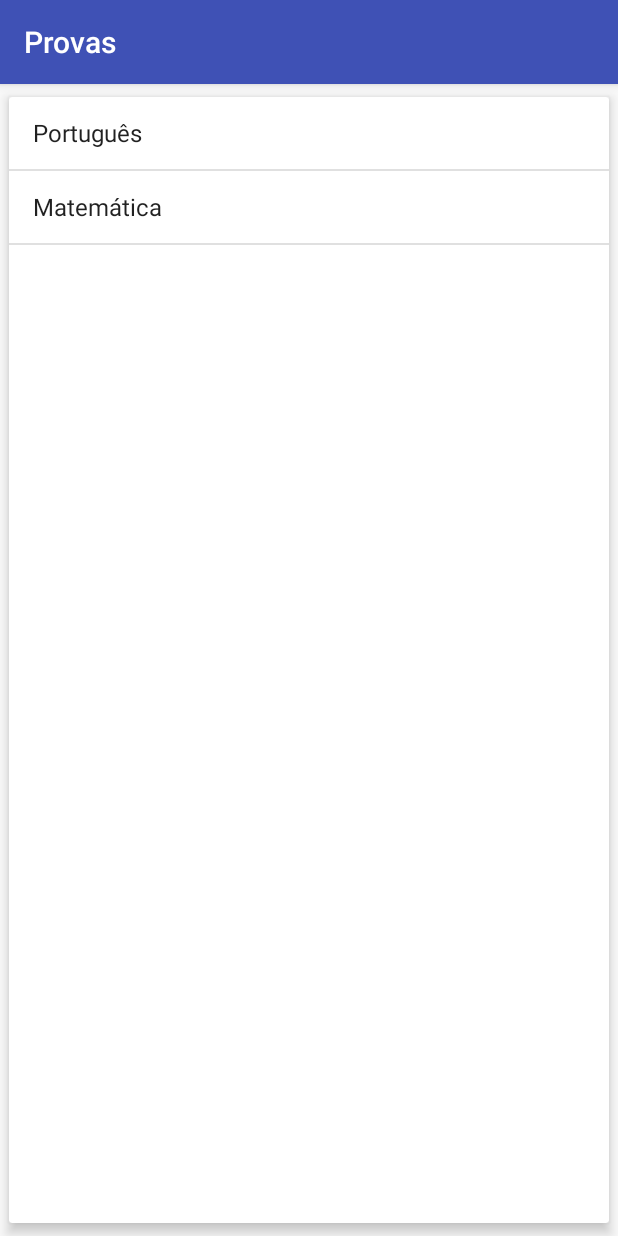
After one commit to DaanMoura/project-agenda, an Android app: the ListaProvasFragment screen opened directly, with no data from a screen before it, on a phone screen of 412 x 824 dp. The commit adds this screen. Run offline under Robolectric (Android 15) with nearby library versions, the phone set to English and light mode, and no system bars.

Commit message:
+ fragments

```diff
--- a/app/build.gradle
+++ b/app/build.gradle
@@ -28,5 +28,6 @@ dependencies {
     compile 'com.android.support.constraint:constraint-layout:1.0.2'
     compile 'com.android.support:design:25.3.1'
     compile 'com.android.support:cardview-v7:25.3.1'
+    compile 'com.android.support:support-v4:25.3.1'
     testCompile 'junit:junit:4.12'
 }
--- /dev/null
+++ b/app/src/main/java/com/alura/daniel/agenda/ListaProvasFragment.java
@@ -0,0 +1,57 @@
+package com.alura.daniel.agenda;
+
+import android.content.Intent;
+import android.os.Bundle;
+import android.support.annotation.Nullable;
+import android.support.v4.app.Fragment;
+import android.support.v4.app.FragmentManager;
+import android.support.v4.app.FragmentTransaction;
+import android.view.LayoutInflater;
+import android.view.View;
+import android.view.ViewGroup;
+import android.widget.AdapterView;
+import android.widget.ArrayAdapter;
+import android.widget.ListView;
+import android.widget.Toast;
+
+import com.alura.daniel.agenda.modelo.Prova;
+
+import java.util.Arrays;
+import java.util.List;
+
+/**
+ * Created by daniel on 02/09/17.
+ */
+
+public class ListaProvasFragment extends Fragment {
+    @Nullable
+    @Override
+    public View onCreateView(LayoutInflater inflater, @Nullable ViewGroup container, @Nullable Bundle savedInstanceState) {
+        View view = inflater.inflate(R.layout.fragment_lista_provas, container, false);
+
+        List<String> topicosPort = Arrays.asList("Sujeito", "Objeto direto", "Objeto indireto");
+        Prova provaPortugues = new Prova("Português", "28/08/2017", topicosPort);
+
+        List<String> topicosMat = Arrays.asList("Equações de segundo grau", "Trignometria");
+        Prova provaMatematica = new Prova("Matemática", "30/08/2017", topicosMat);
+
+        List<Prova> provas = Arrays.asList(provaPortugues, provaMatematica);
+
+        ArrayAdapter<Prova> adapter = new ArrayAdapter<Prova>(getContext(), android.R.layout.simple_list_item_1, provas);
+
+        ListView lista = (ListView) view.findViewById(R.id.provas_lista);
+        lista.setAdapter(adapter);
+
+        lista.setOnItemClickListener(new AdapterView.OnItemClickListener() {
+            @Override
+            public void onItemClick(AdapterView<?> parent, View view, int position, long id) {
+                Prova prova = (Prova) parent.getItemAtPosition(position);
+                Toast.makeText(getContext(), "Clicou na prova de " + prova, Toast.LENGTH_SHORT).show();
+                ProvasActivity provasActivity = (ProvasActivity) getActivity();
+                provasActivity.selecionaProva(prova);
+            }
+        });
+
+        return view;
+    }
+}
--- /dev/null
+++ b/app/src/main/res/layout-land/activity_provas.xml
@@ -0,0 +1,23 @@
+<?xml version="1.0" encoding="utf-8"?>
+<LinearLayout xmlns:android="http://schemas.android.com/apk/res/android"
+    android:layout_width="match_parent"
+    android:layout_height="match_parent"
+    android:orientation="horizontal"
+    android:baselineAligned="false">
+
+    <FrameLayout
+        android:id="@+id/frame_principal"
+        android:layout_width="0dp"
+        android:layout_height="match_parent"
+        android:layout_weight="1">
+    </FrameLayout>
+
+    <FrameLayout
+        android:id="@+id/frame_secundario"
+        android:layout_width="0dp"
+        android:layout_height="match_parent"
+        android:layout_weight="2">
+
+    </FrameLayout>
+
+</LinearLayout>
--- a/app/src/main/res/layout/activity_provas.xml
+++ b/app/src/main/res/layout/activity_provas.xml
@@ -1,16 +1,7 @@
 <?xml version="1.0" encoding="utf-8"?>
-<android.support.v7.widget.CardView xmlns:android="http://schemas.android.com/apk/res/android"
-    android:layout_width="match_parent"
-    android:layout_height="match_parent"
-    xmlns:app="http://schemas.android.com/apk/res-auto"
-    app:cardElevation="5dp"
-    app:cardUseCompatPadding="true">
+<FrameLayout xmlns:android="http://schemas.android.com/apk/res/android"
+    android:id="@+id/frame_principal"
+    android:orientation="vertical" android:layout_width="match_parent"
+    android:layout_height="match_parent">
 
-    <ListView
-        android:id="@+id/provas_lista"
-        android:layout_width="match_parent"
-        android:layout_height="match_parent">
-
-    </ListView>
-
-</android.support.v7.widget.CardView>
+</FrameLayout>
--- /dev/null
+++ b/app/src/main/res/layout/fragment_lista_provas.xml
@@ -0,0 +1,16 @@
+<?xml version="1.0" encoding="utf-8"?>
+<android.support.v7.widget.CardView xmlns:android="http://schemas.android.com/apk/res/android"
+    android:layout_width="match_parent"
+    android:layout_height="match_parent"
+    xmlns:app="http://schemas.android.com/apk/res-auto"
+    app:cardElevation="5dp"
+    app:cardUseCompatPadding="true">
+
+    <ListView
+        android:id="@+id/provas_lista"
+        android:layout_width="match_parent"
+        android:layout_height="match_parent">
+
+    </ListView>
+
+</android.support.v7.widget.CardView>
--- /dev/null
+++ b/app/src/main/res/values-land/bools.xml
@@ -0,0 +1,4 @@
+<?xml version="1.0" encoding="utf-8"?>
+<resources>
+    <bool name="modoPaisagem">true</bool>
+</resources>
--- /dev/null
+++ b/app/src/main/res/values/bools.xml
@@ -0,0 +1,4 @@
+<?xml version="1.0" encoding="utf-8"?>
+<resources>
+    <bool name="modoPaisagem">false</bool>
+</resources>
--- a/app/src/main/res/values/strings.xml
+++ b/app/src/main/res/values/strings.xml
@@ -14,4 +14,7 @@
     <string name="menu_site">Visitar site</string>
     <string name="menu_mapa">Achar no mapa</string>
     <string name="menu_deletar">Deletar</string>
+
+    <!-- TODO: Remove or change this placeholder text -->
+    <string name="hello_blank_fragment">Hello blank fragment</string>
 </resources>
```
Also changed, not shown: app/src/main/AndroidManifest.xml (+4 -4 lines), app/src/main/java/com/alura/daniel/agenda/ActivityProvasTablet.java (added, +13 -0 lines), app/src/main/java/com/alura/daniel/agenda/DetalhesProvasFragment.java (added, +46 -0 lines), app/src/main/java/com/alura/daniel/agenda/ProvasActivity.java (+29 -28 lines), app/src/main/res/layout/activity_provas_tablet.xml (added, +19 -0 lines), app/src/main/res/layout/fragment_detalhes_provas.xml (added, +44 -0 lines).
